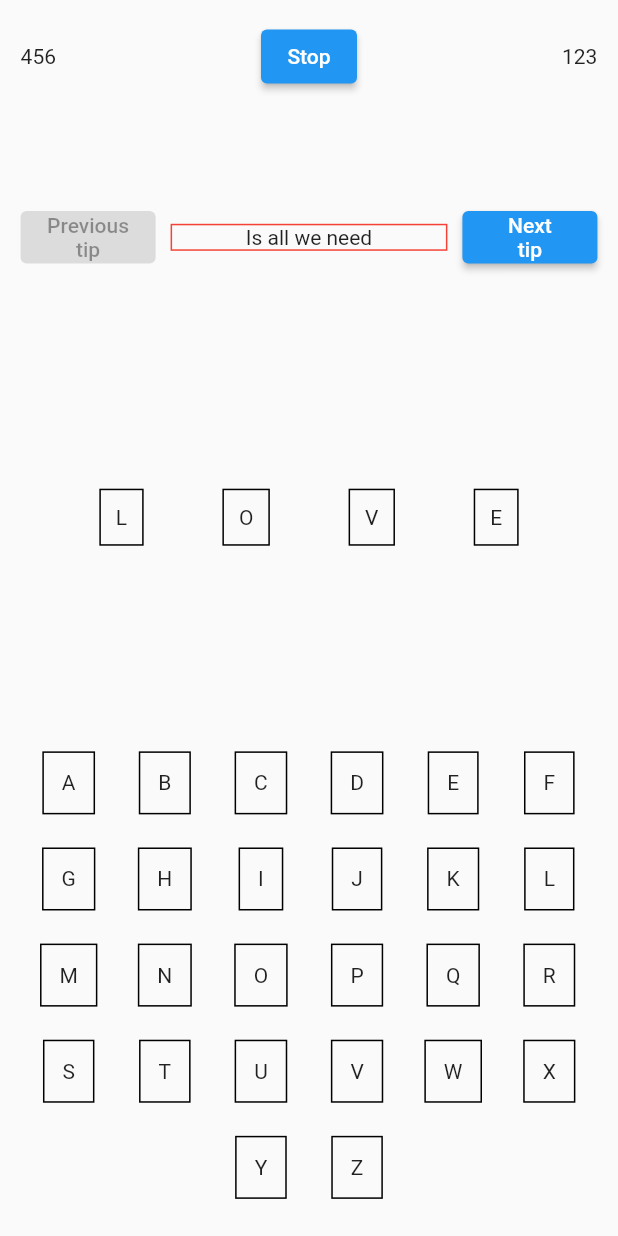
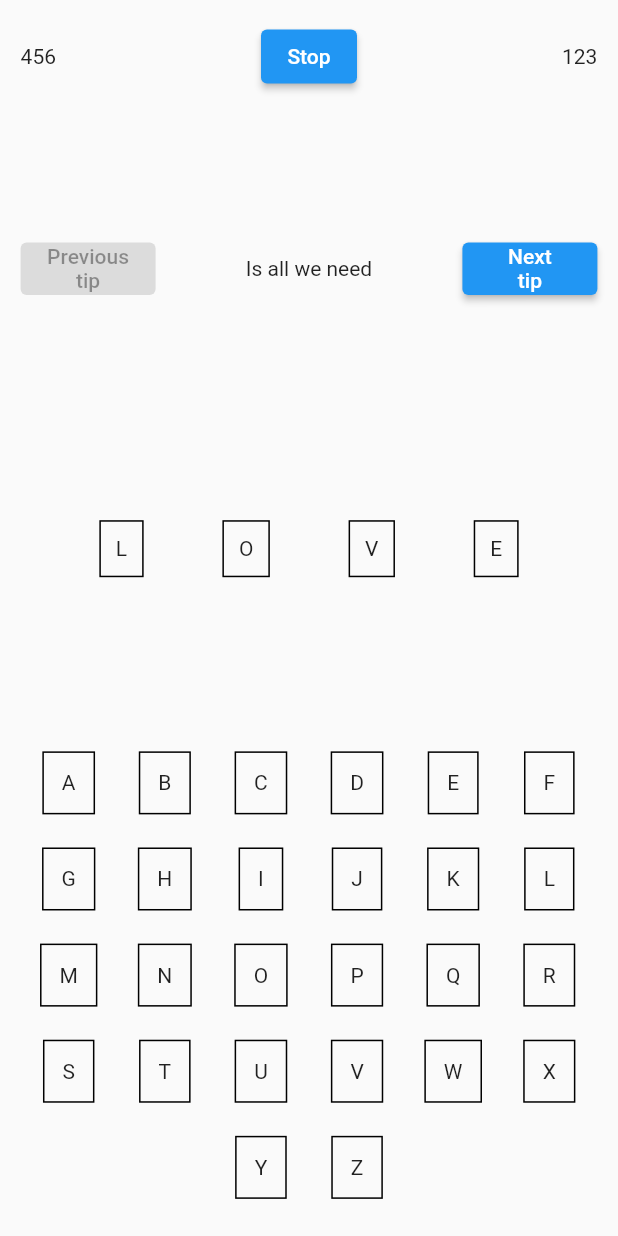
Before and after one commit to wilmarques/guess-word-game, a Flutter app: the GameScreen screen opened by its route, on a phone screen of 412 x 824 dp. Run offline on Flutter 3.47's test engine with Material 2 defaults, Android fonts, the phone set to English and light mode, and no system bars; our stand-ins replace go_router.

Commit message:
feat: Game screen

```diff
--- a/lib/screens/game_screen.dart
+++ b/lib/screens/game_screen.dart
@@ -50,9 +50,6 @@ class _GameScreenState extends State<GameScreen> {
               padding: const EdgeInsets.symmetric(
                 vertical: 50,
               ),
-              // TODO: Make TipViewer use a maximum height
-              // Now it's expanding according to its content
-              // Moving the WordViewer down
               child: TipViewer(tips: tips),
             ),
             Expanded(
--- a/lib/widgets/tip_viewer.dart
+++ b/lib/widgets/tip_viewer.dart
@@ -59,17 +59,14 @@ class _TipViewerState extends State<TipViewer> {
         ),
         Expanded(
           child: Padding(
-            padding: const EdgeInsets.all(10.0),
-            child: Container(
-              decoration: BoxDecoration(
-                border: Border.all(
-                  width: 1,
-                  color: Colors.red,
+            padding: const EdgeInsets.symmetric(horizontal: 10),
+            child: SizedBox(
+              height: 80,
+              child: Center(
+                child: Text(
+                  currentTip,
+                  textAlign: TextAlign.center,
                 ),
-              ),
-              child: Text(
-                currentTip,
-                textAlign: TextAlign.center,
               ),
             ),
           ),
```
